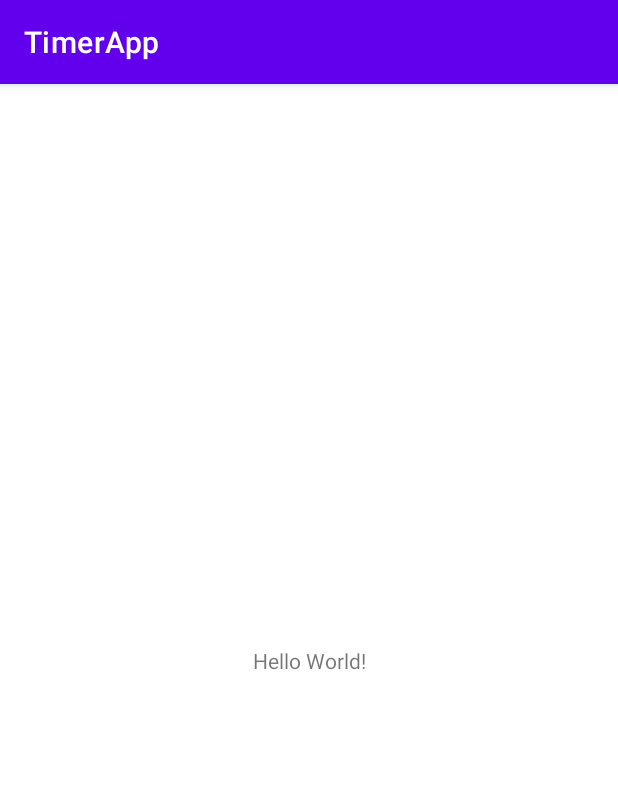
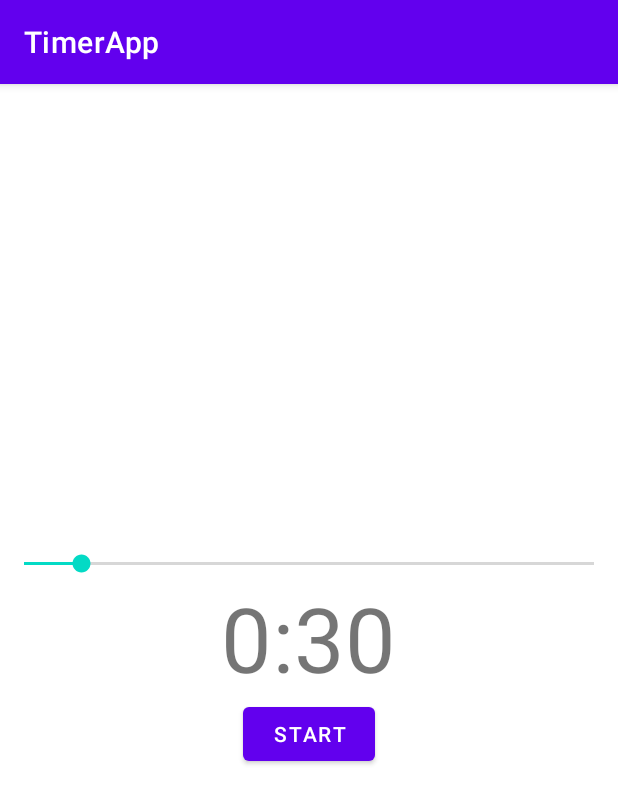
Before and after one commit to momjyanarsen/TimerApp, an Android app: the MainActivity screen opened directly, with no data from a screen before it, on a phone screen of 412 x 824 dp. Shown: the top 804 px of the screen. Run offline under Robolectric (Android 15) with nearby library versions, the phone set to English and light mode, and no system bars.

Commit message:
Last Commit of Timer app

```diff
--- a/app/src/main/res/layout/activity_main.xml
+++ b/app/src/main/res/layout/activity_main.xml
@@ -1,18 +1,29 @@
 <?xml version="1.0" encoding="utf-8"?>
-<androidx.constraintlayout.widget.ConstraintLayout xmlns:android="http://schemas.android.com/apk/res/android"
+<LinearLayout xmlns:android="http://schemas.android.com/apk/res/android"
     xmlns:app="http://schemas.android.com/apk/res-auto"
     xmlns:tools="http://schemas.android.com/tools"
     android:layout_width="match_parent"
     android:layout_height="match_parent"
-    tools:context=".MainActivity">
+    tools:context=".MainActivity"
+    android:orientation="vertical"
+    android:gravity="center">
+    <SeekBar
+        android:layout_width="match_parent"
+        android:layout_height="wrap_content"
+        android:id="@+id/timer_sb" />
 
     <TextView
         android:layout_width="wrap_content"
         android:layout_height="wrap_content"
-        android:text="Hello World!"
-        app:layout_constraintBottom_toBottomOf="parent"
-        app:layout_constraintLeft_toLeftOf="parent"
-        app:layout_constraintRight_toRightOf="parent"
-        app:layout_constraintTop_toTopOf="parent" />
+        android:text="0:30"
+        android:id="@+id/timer_tv"
+        android:textSize="60sp"/>
 
-</androidx.constraintlayout.widget.ConstraintLayout>
+    <Button
+        android:layout_width="wrap_content"
+        android:layout_height="wrap_content"
+        android:text="START"
+        android:id="@+id/start_btn"
+        android:onClick="start_timer" />
+
+</LinearLayout>
```
Also changed, not shown: app/src/main/java/com/example/timerapp/MainActivity.java (+96 -0 lines), 1 other file.
